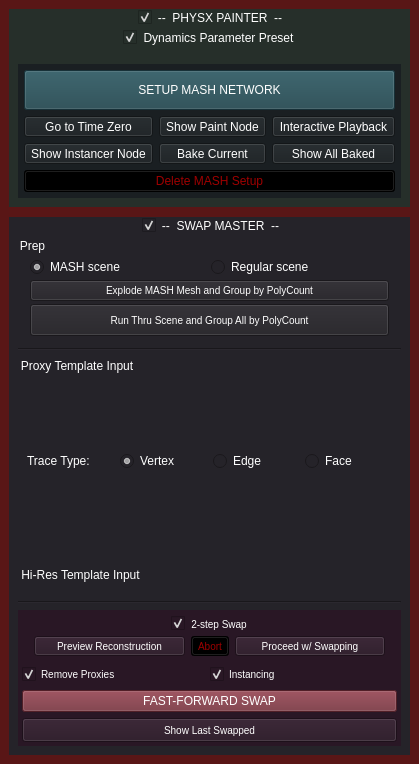
Old version of the form src/gui/app/setDressMaster/ui.ui in the repository mushogenshin/mk_dcc.
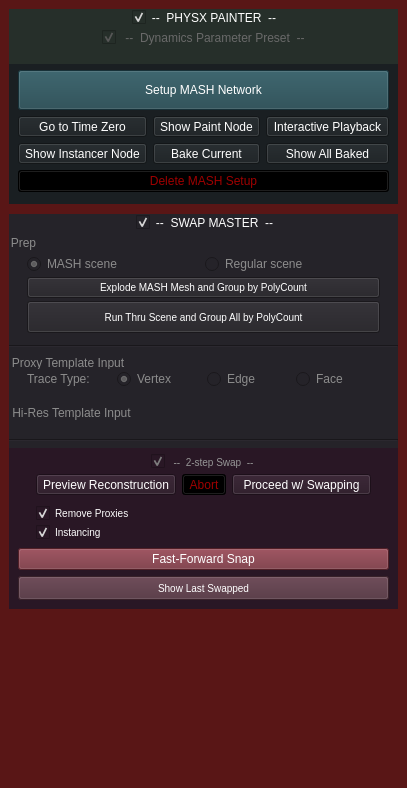
New version of the form. Icons and pictures are not drawn.

What changed in the file:
```diff
--- a/src/gui/app/setDressMaster/ui.ui
+++ b/src/gui/app/setDressMaster/ui.ui
@@ -6,8 +6,8 @@
    <rect>
     <x>0</x>
     <y>0</y>
-    <width>392</width>
-    <height>764</height>
+    <width>380</width>
+    <height>788</height>
    </rect>
   </property>
   <property name="windowTitle">
@@ -75,19 +75,28 @@
           <bool>true</bool>
          </property>
          <layout class="QVBoxLayout" name="phys_painter_group_box_layout">
+          <property name="leftMargin">
+           <number>0</number>
+          </property>
           <property name="topMargin">
            <number>20</number>
           </property>
+          <property name="rightMargin">
+           <number>0</number>
+          </property>
+          <property name="bottomMargin">
+           <number>0</number>
+          </property>
           <item>
            <layout class="QGridLayout" name="PP_load_selection_grid_layout"/>
           </item>
           <item>
            <widget class="QGroupBox" name="PP_dyn_parms_child_group_box">
             <property name="styleSheet">
-             <string notr="true">QLabel {font-size: 10px;}</string>
+             <string notr="true">QLabel {font-size: 10px; color: rgb(146, 146, 146);} QGroupBox {color: rgb(105, 105, 105);}</string>
             </property>
             <property name="title">
-             <string>Dynamics Parameter Preset</string>
+             <string> --  Dynamics Parameter Preset  -- </string>
             </property>
             <property name="alignment">
              <set>Qt::AlignCenter</set>
@@ -99,9 +108,15 @@
              <bool>true</bool>
             </property>
             <layout class="QGridLayout" name="PP_dynamic_parameters_grid_layout">
+             <property name="leftMargin">
+              <number>18</number>
+             </property>
              <property name="topMargin">
               <number>20</number>
              </property>
+             <property name="rightMargin">
+              <number>18</number>
+             </property>
             </layout>
            </widget>
           </item>
@@ -118,16 +133,16 @@
             </property>
             <layout class="QVBoxLayout" name="verticalLayout_5">
              <property name="leftMargin">
-              <number>6</number>
+              <number>9</number>
              </property>
              <property name="topMargin">
               <number>6</number>
              </property>
              <property name="rightMargin">
-              <number>6</number>
+              <number>9</number>
              </property>
              <property name="bottomMargin">
-              <number>6</number>
+              <number>12</number>
              </property>
              <item>
               <widget class="QPushButton" name="PP_setup_mash_network_btn">
@@ -148,7 +163,7 @@
                 <string notr="true">font-size: 12px; background-color: rgb(32, 69, 78);</string>
                </property>
                <property name="text">
-                <string>SETUP MASH NETWORK</string>
+                <string>Setup MASH Network</string>
                </property>
                <property name="icon">
                 <iconset resource="rc/resources.qrc">
@@ -420,9 +435,18 @@
           <bool>true</bool>
          </property>
          <layout class="QVBoxLayout" name="swap_master_group_box_layout">
+          <property name="leftMargin">
+           <number>0</number>
+          </property>
           <property name="topMargin">
            <number>20</number>
           </property>
+          <property name="rightMargin">
+           <number>0</number>
+          </property>
+          <property name="bottomMargin">
+           <number>0</number>
+          </property>
           <item>
            <widget class="QGroupBox" name="groupBox_3">
             <property name="sizePolicy">
@@ -432,7 +456,7 @@
              </sizepolicy>
             </property>
             <property name="styleSheet">
-             <string notr="true"/>
+             <string notr="true">QGroupBox {color: rgb(140, 140, 140);} QRadioButton {color: rgb(140, 140, 140);}</string>
             </property>
             <property name="title">
              <string>Prep</string>
@@ -442,13 +466,13 @@
               <number>3</number>
              </property>
              <property name="leftMargin">
-              <number>12</number>
+              <number>18</number>
              </property>
              <property name="topMargin">
               <number>20</number>
              </property>
              <property name="rightMargin">
-              <number>12</number>
+              <number>18</number>
              </property>
              <property name="bottomMargin">
               <number>6</number>
@@ -469,6 +493,9 @@
                </property>
                <item>
                 <widget class="QRadioButton" name="SM_prep_mash_scene_radio_btn">
+                 <property name="styleSheet">
+                  <string notr="true"/>
+                 </property>
                  <property name="text">
                   <string>MASH scene</string>
                  </property>
@@ -479,6 +506,9 @@
                </item>
                <item>
                 <widget class="QRadioButton" name="SM_prep_regular_scene_radio_btn">
+                 <property name="styleSheet">
+                  <string notr="true"/>
+                 </property>
                  <property name="text">
                   <string>Regular scene</string>
                  </property>
@@ -553,13 +583,22 @@
               <verstretch>0</verstretch>
              </sizepolicy>
             </property>
+            <property name="styleSheet">
+             <string notr="true">QGroupBox {color: rgb(140, 140, 140);} QRadioButton {color: rgb(140, 140, 140);} QLabel {color: rgb(140, 140, 140);}</string>
+            </property>
             <property name="title">
              <string>Proxy Template Input</string>
             </property>
             <layout class="QVBoxLayout" name="verticalLayout">
+             <property name="leftMargin">
+              <number>18</number>
+             </property>
              <property name="topMargin">
               <number>15</number>
              </property>
+             <property name="rightMargin">
+              <number>18</number>
+             </property>
              <item>
               <layout class="QHBoxLayout" name="horizontalLayout">
                <item>
@@ -612,13 +651,22 @@
           </item>
           <item>
            <widget class="QGroupBox" name="groupBox_2">
+            <property name="styleSheet">
+             <string notr="true">QGroupBox {color: rgb(140, 140, 140);}</string>
+            </property>
             <property name="title">
              <string>Hi-Res Template Input</string>
             </property>
             <layout class="QVBoxLayout" name="verticalLayout_2">
+             <property name="leftMargin">
+              <number>18</number>
+             </property>
              <property name="topMargin">
               <number>20</number>
              </property>
+             <property name="rightMargin">
+              <number>18</number>
+             </property>
              <item>
               <layout class="QGridLayout" name="SM_load_substitute_grid_layout"/>
              </item>
@@ -645,16 +693,16 @@
             </property>
             <layout class="QVBoxLayout" name="verticalLayout_4">
              <property name="leftMargin">
-              <number>4</number>
+              <number>9</number>
              </property>
              <property name="topMargin">
               <number>6</number>
              </property>
              <property name="rightMargin">
-              <number>4</number>
+              <number>9</number>
              </property>
              <property name="bottomMargin">
-              <number>4</number>
+              <number>9</number>
              </property>
              <item>
               <widget class="QGroupBox" name="SM_orient_reconstruct_child_group_box">
@@ -665,10 +713,10 @@
                 </sizepolicy>
                </property>
                <property name="styleSheet">
-                <string notr="true">font-size: 10px; color: white;</string>
+                <string notr="true">QGroupBox {font-size: 10px; color: rgb(150, 150, 150);}</string>
                </property>
                <property name="title">
-                <string>2-step Swap</string>
+                <string> --  2-step Swap  -- </string>
                </property>
                <property name="alignment">
                 <set>Qt::AlignCenter</set>
@@ -678,13 +726,13 @@
                </property>
                <layout class="QHBoxLayout" name="horizontalLayout_5">
                 <property name="leftMargin">
-                 <number>12</number>
+                 <number>18</number>
                 </property>
                 <property name="topMargin">
                  <number>20</number>
                 </property>
                 <property name="rightMargin">
-                 <number>12</number>
+                 <number>18</number>
                 </property>
                 <property name="bottomMargin">
                  <number>3</number>
@@ -785,42 +833,59 @@
                 <number>0</number>
                </property>
                <property name="leftMargin">
-                <number>0</number>
+                <number>18</number>
                </property>
                <property name="topMargin">
                 <number>0</number>
                </property>
                <property name="rightMargin">
-                <number>0</number>
+                <number>18</number>
                </property>
                <property name="bottomMargin">
                 <number>0</number>
                </property>
                <item>
-                <widget class="QCheckBox" name="SM_remove_proxies_check_box">
-                 <property name="styleSheet">
-                  <string notr="true">font-size: 10px;</string>
-                 </property>
-                 <property name="text">
-                  <string>Remove Proxies</string>
-                 </property>
-                 <property name="checked">
-                  <bool>true</bool>
-                 </property>
-                </widget>
+                <layout class="QVBoxLayout" name="verticalLayout_9">
+                 <item>
+                  <widget class="QCheckBox" name="SM_remove_proxies_check_box">
+                   <property name="styleSheet">
+                    <string notr="true">font-size: 10px;</string>
+                   </property>
+                   <property name="text">
+                    <string>Remove Proxies</string>
+                   </property>
+                   <property name="checked">
+                    <bool>true</bool>
+                   </property>
+                  </widget>
+                 </item>
+                 <item>
+                  <widget class="QCheckBox" name="SM_swap_use_instancing_check_box">
+                   <property name="styleSheet">
+                    <string notr="true">font-size: 10px;</string>
+                   </property>
+                   <property name="text">
+                    <string>Instancing</string>
+                   </property>
+                   <property name="checked">
+                    <bool>true</bool>
+                   </property>
+                  </widget>
+                 </item>
+                </layout>
                </item>
                <item>
-                <widget class="QCheckBox" name="SM_swap_use_instancing_check_box">
-                 <property name="styleSheet">
-                  <string notr="true">font-size: 10px;</string>
+                <spacer name="horizontalSpacer">
+                 <property name="orientation">
+                  <enum>Qt::Horizontal</enum>
                  </property>
-                 <property name="text">
-                  <string>Instancing</string>
+                 <property name="sizeHint" stdset="0">
+                  <size>
+                   <width>40</width>
+                   <height>20</height>
+                  </size>
                  </property>
-                 <property name="checked">
-                  <bool>true</bool>
-                 </property>
-                </widget>
+                </spacer>
                </item>
               </layout>
              </item>
@@ -843,7 +908,7 @@
                 <string notr="true">font-size: 13px; font-size: 12px; background-color: rgb(114, 44, 55);</string>
                </property>
                <property name="text">
-                <string>FAST-FORWARD SWAP</string>
+                <string>Fast-Forward Snap</string>
                </property>
                <property name="icon">
                 <iconset resource="rc/resources.qrc">
@@ -875,7 +940,7 @@
                 </size>
                </property>
                <property name="styleSheet">
-                <string notr="true">font-size: 10px;</string>
+                <string notr="true">font-size: 10px; background-color: rgb(78, 46, 58)</string>
                </property>
                <property name="text">
                 <string>Show Last Swapped</string>
@@ -894,6 +959,52 @@
       </layout>
      </widget>
     </item>
+    <item>
+     <widget class="QGroupBox" name="groupBox_8">
+      <property name="sizePolicy">
+       <sizepolicy hsizetype="Preferred" vsizetype="Expanding">
+        <horstretch>0</horstretch>
+        <verstretch>0</verstretch>
+       </sizepolicy>
+      </property>
+      <property name="styleSheet">
+       <string notr="true">background-color: rgb(89, 22, 22);</string>
+      </property>
+      <property name="title">
+       <string/>
+      </property>
+      <layout class="QVBoxLayout" name="verticalLayout_10">
+       <property name="spacing">
+        <number>0</number>
+       </property>
+       <property name="leftMargin">
+        <number>0</number>
+       </property>
+       <property name="topMargin">
+        <number>2</number>
+       </property>
+       <property name="rightMargin">
+        <number>0</number>
+       </property>
+       <property name="bottomMargin">
+        <number>0</number>
+       </property>
+       <item>
+        <spacer name="verticalSpacer">
+         <property name="orientation">
+          <enum>Qt::Vertical</enum>
+         </property>
+         <property name="sizeHint" stdset="0">
+          <size>
+           <width>20</width>
+           <height>8</height>
+          </size>
+         </property>
+        </spacer>
+       </item>
+      </layout>
+     </widget>
+    </item>
    </layout>
   </widget>
  </widget>
```
Left out of the diff: 17 changed lines with no effect on the pictures.
